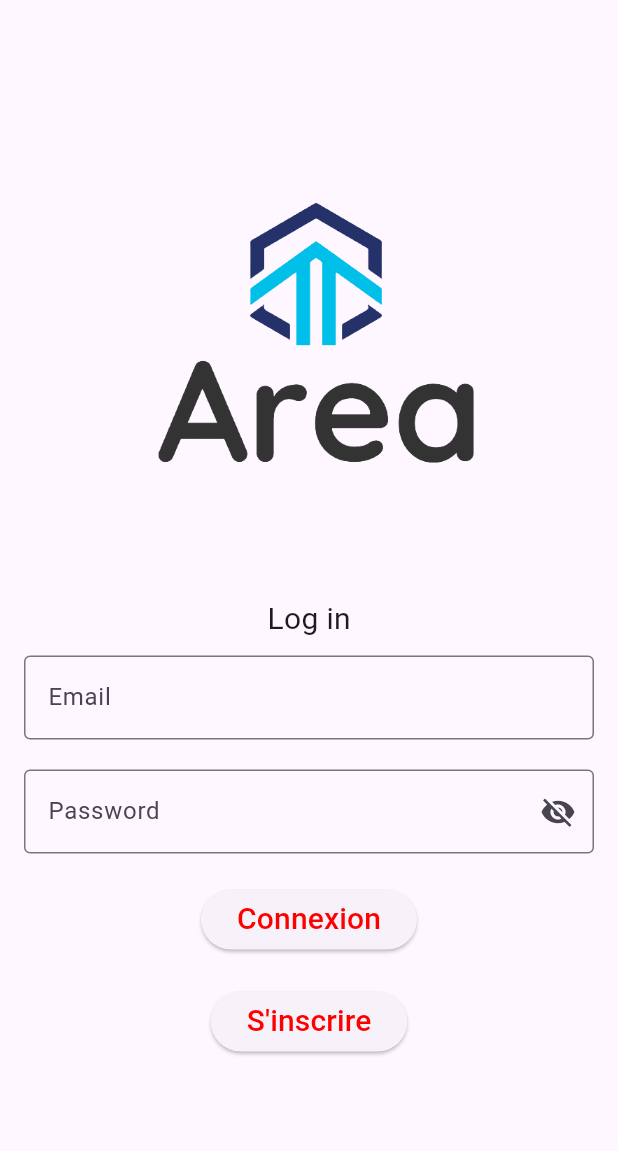
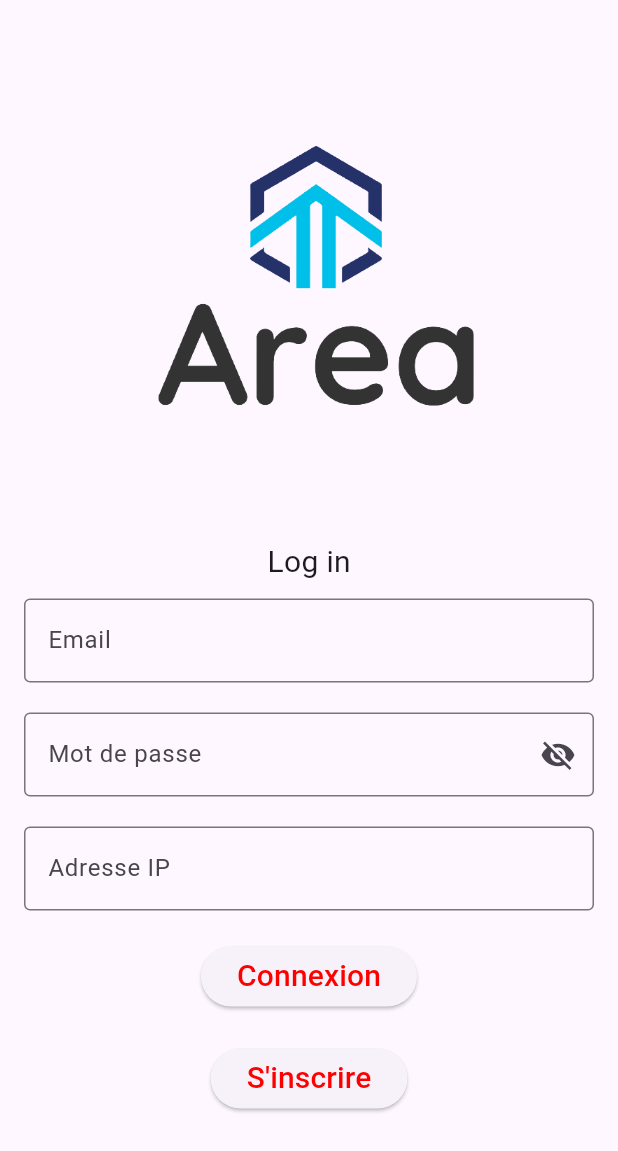
Before and after one commit to Andrea-Mancion/Area, a Flutter app: the LoginPage screen opened directly, on a phone screen of 412 x 824 dp. Shown: the top 1151 px of the screen. Run offline on Flutter 3.47's test engine with Material 3 defaults, Android fonts, the phone set to English and light mode, and no system bars; missing offline and left inert: flutter_web_auth; network calls fail.

Commit message:
Add: Implemented GitLab

```diff
--- a/MOBILE/mobile_app/lib/all_oauth2.dart
+++ b/MOBILE/mobile_app/lib/all_oauth2.dart
@@ -5,6 +5,7 @@ import 'package:mobile_app/discord_oauth2.dart';
 import 'package:mobile_app/twitch_oauth2.dart';
 import 'package:mobile_app/yahoo_oauth2.dart';
 import 'package:mobile_app/dropbox_oauth2.dart';
+import 'package:mobile_app/gitlab_oauth2.dart';
 
 void performOAuth2(Service service, bool isAction) {
   switch (service.name) {
@@ -30,6 +31,9 @@ void performOAuth2(Service service, bool isAction) {
     case "Dropbox":
       dropboxAuthentication();
       break;
+    case "Gitlab":
+      gitlabAuthentication();
+      break;
     default:
       print("service unknown");
       break;
--- a/MOBILE/mobile_app/lib/discord_oauth2.dart
+++ b/MOBILE/mobile_app/lib/discord_oauth2.dart
@@ -38,6 +38,9 @@ String generateCodeChallenge(String codeVerifier) {
 }
 
 void discordAuthentication2() async {
+    if (AllVariables.accessToken["Discord"] != '') {
+      return;
+    }
     final url = Uri.https('discord.com', '/api/oauth2/authorize', {
         'response_type': 'code',
         'client_id': discordClientId,
--- a/MOBILE/mobile_app/lib/dropbox_oauth2.dart
+++ b/MOBILE/mobile_app/lib/dropbox_oauth2.dart
@@ -38,6 +38,9 @@ String generateCodeChallenge(String codeVerifier) {
 }
 
 void dropboxAuthentication2() async {
+  if (AllVariables.accessToken["Dropbox"] != '') {
+    return;
+  }
   final url = Uri.https('www.dropbox.com', 'oauth2/authorize', {
     'response_type': 'code',
     'client_id': dropboxClientId,
--- a/MOBILE/mobile_app/lib/github_oauth2.dart
+++ b/MOBILE/mobile_app/lib/github_oauth2.dart
@@ -8,6 +8,9 @@ void githubOAuth2Authentication() async {
   final githubClientSecret = '6c9db17717be8962cd41c3695f7b0a50ec4d9545';
   final callbackUrlScheme = 'mobile';
 
+  if (AllVariables.accessToken["Github"] != '') {
+    return;
+  }
   final url = Uri.https('github.com', '/login/oauth/authorize', {
     'client_id': githubClientId,
     'redirect_uri': 'mobile://oauth2-callback',
--- a/MOBILE/mobile_app/lib/gitlab_oauth2.dart
+++ b/MOBILE/mobile_app/lib/gitlab_oauth2.dart
@@ -8,6 +8,9 @@ void gitlabAuthentication() async {
   final gitlabClientSecret = 'gloas-50c571e7f506a683c7ddcd00a4628c95547a6a041878b9443bcca98eeda3e511';
   final callbackUrlScheme = 'mobile';
 
+  if (AllVariables.accessToken["Gitlab"] != '') {
+    return;
+  }
   final url = Uri.https('gitlab.com', '/oauth/authorize', {
     'client_id': gitlabClientId,
     'redirect_uri': 'mobile://oauth2-callback',
@@ -39,7 +42,7 @@ void gitlabAuthentication() async {
     final Map<String, dynamic> data = jsonDecode(response.body);
 
     if (data.containsKey('access_token')) {
-      AllVariables.accessToken["GitLab"] = jsonDecode(response.body)['access_token'] as String;
+      AllVariables.accessToken["Gitlab"] = jsonDecode(response.body)['access_token'] as String;
       print("Access token gitlab: ${AllVariables.accessToken["GitLab"]}");
     } else {
       print("Error: Failed to obtain access token");
--- a/MOBILE/mobile_app/lib/pages/all_service_page.dart
+++ b/MOBILE/mobile_app/lib/pages/all_service_page.dart
@@ -28,7 +28,7 @@ class AllServicePageState extends State<AllServicePage> {
     print("isAction: ${widget.isAction}");
     return Scaffold(
       appBar: AppBar(
-        title: const Text("If This Page"),
+        title: const Text(""),
       ),
       body:  Column(
           children: [
@@ -49,7 +49,7 @@ class AllServicePageState extends State<AllServicePage> {
             const SizedBox(height: verticaleSpace),
             DoubleBouttonService(
               key: UniqueKey(),
-              service1: yahoo,
+              service1: gitlab,
               service2: twitch,
               isAction: widget.isAction,
             ),
--- a/MOBILE/mobile_app/lib/pages/confirm_action_reaction_page.dart
+++ b/MOBILE/mobile_app/lib/pages/confirm_action_reaction_page.dart
@@ -1,5 +1,3 @@
-import 'dart:convert';
-
 import 'package:flutter/material.dart';
 import 'package:mobile_app/pages/create_task_page.dart';
 import 'package:mobile_app/variable.dart';
@@ -24,7 +22,7 @@ class _ConfimActionReactionPageState extends State<ConfimActionReactionPage> {
   Widget build(BuildContext context) {
     return Scaffold(
       appBar: AppBar(
-        title: const Text("Confirm Action Reaction"),
+        title: const Text(""),
       ),
       body:
        ConfirmFeildParamActionReaction(widget.trigger, widget.service, widget.isAction, key: UniqueKey()),
--- a/MOBILE/mobile_app/lib/pages/home_page.dart
+++ b/MOBILE/mobile_app/lib/pages/home_page.dart
@@ -21,8 +21,8 @@ class _HomePageState extends State<HomePage> {
       });
     }
     return Scaffold(
-      appBar: AppBar(title:
-        const Text("Home Page"),
+      appBar: AppBar(
+        title: const Text(""),
       ),
       body: Column(
         children: [
--- a/MOBILE/mobile_app/lib/pages/login_page.dart
+++ b/MOBILE/mobile_app/lib/pages/login_page.dart
@@ -4,6 +4,7 @@ import 'package:http/http.dart' as http;
 import 'dart:convert';
 
 import 'package:mobile_app/pages/register_page.dart';
+import 'package:mobile_app/variable.dart';
 
 class LoginPage extends StatefulWidget {
   const LoginPage({Key? key}) : super(key: key);
@@ -15,6 +16,7 @@ class LoginPage extends StatefulWidget {
 class _LoginPageState extends State<LoginPage> {
   bool _passwordVisible = false;
   final TextEditingController usernameController = TextEditingController();
+  final TextEditingController ipController = TextEditingController();
   final TextEditingController passwordController = TextEditingController();
   String message = '';
 
@@ -23,8 +25,9 @@ class _LoginPageState extends State<LoginPage> {
     final password = passwordController.text;
 
     try {
+      AllVariables.ipMan = ipController.text;
       final response = await http.post(
-        Uri.parse('http://10.19.254.241:3000/login'),
+        Uri.parse('http://${AllVariables.ipMan}:8080/login'),
         headers: <String, String>{
           'Content-Type': 'application/json; charset=UTF-8',
         },
@@ -87,7 +90,7 @@ class _LoginPageState extends State<LoginPage> {
                 controller: passwordController,
                 decoration: InputDecoration(
                   border: const OutlineInputBorder(),
-                  labelText: 'Password',
+                  labelText: 'Mot de passe',
                   suffixIcon: IconButton(
                     icon: _passwordVisible
                         ? const Icon(Icons.visibility)
@@ -100,6 +103,15 @@ class _LoginPageState extends State<LoginPage> {
                   ),
                 ),
                 obscureText: !_passwordVisible,
+                keyboardType: TextInputType.text,
+              ),
+              const SizedBox(height: 20),
+              TextField(
+                controller: ipController,
+                decoration: const InputDecoration(
+                  border: OutlineInputBorder(),
+                  labelText: 'Adresse IP',
+                ),
                 keyboardType: TextInputType.text,
               ),
               const SizedBox(height: 20),
--- a/MOBILE/mobile_app/lib/pages/register_page.dart
+++ b/MOBILE/mobile_app/lib/pages/register_page.dart
@@ -2,6 +2,7 @@ import 'package:flutter/material.dart';
 import 'package:http/http.dart' as http;
 import 'dart:convert';
 import 'package:mobile_app/pages/login_page.dart';
+import 'package:mobile_app/variable.dart';
 
 
 class RegisterPage extends StatefulWidget {
@@ -23,7 +24,7 @@ class RegisterPageState extends State<RegisterPage> {
 
     try {
       final response = await http.post(
-        Uri.parse('http://10.19.254.241:3000/register'),
+        Uri.parse('http://${AllVariables.ipMan}:3000/register'),
         headers: <String, String>{
           'Content-Type': 'application/json; charset=UTF-8',
         },
--- a/MOBILE/mobile_app/lib/pages/service_page.dart
+++ b/MOBILE/mobile_app/lib/pages/service_page.dart
@@ -41,7 +41,7 @@ class ServicePageBannerAndButton extends StatelessWidget {
   Widget build(BuildContext context) {
     return Scaffold(
       appBar: AppBar(
-        title: const Text("Service Page"),
+        title: const Text(""),
       ),
       body: Center(
         child: Column(
--- a/MOBILE/mobile_app/lib/send_information_to_server.dart
+++ b/MOBILE/mobile_app/lib/send_information_to_server.dart
@@ -4,7 +4,7 @@ import 'package:mobile_app/variable.dart';
 
 Future<void> postDataToServer() async {
   final res = await http.post(
-    Uri.parse("http://10.19.255.70:3000/create_action"),
+    Uri.parse("http://${AllVariables.ipMan}:8080/create_action"),
     headers: {
       'Content-Type': 'application/json; charset=UTF-8'
     },
--- a/MOBILE/mobile_app/lib/spotify_oauth2.dart
+++ b/MOBILE/mobile_app/lib/spotify_oauth2.dart
@@ -7,6 +7,9 @@ void spotifyAuthentication() async {
   final spotifyClientId = 'fdbe5e5dbe5c42b680efb3ab1d3574af';
   final callbackUrlScheme = 'mobile';
 
+  if (AllVariables.accessToken["Spotify"] != '') {
+    return;
+  }
   final url = Uri.https('accounts.spotify.com', '/authorize', {
     'response_type': 'code',
     'client_id': spotifyClientId,
--- a/MOBILE/mobile_app/lib/variable.dart
+++ b/MOBILE/mobile_app/lib/variable.dart
@@ -15,6 +15,7 @@ class AllVariables {
   static const double spaceBetweenButton = 30;
   static const double heightButton = 45;
   static const double widthButton = 220;
+  static String ipMan = "";
   static final TextEditingController spotifyCreatePlaylistReactionName = TextEditingController();
   static final TextEditingController spotifyCreatePlaylistReactionDescription = TextEditingController();
   static final TextEditingController spotifyCreatePlaylistReactionPrivate = TextEditingController();
@@ -35,6 +36,7 @@ class AllVariables {
   static String imageTwitch = "assets/images/Logo_Twitch.png";
   static String imageYahoo = "assets/images/Logo_Yahoo.png";
   static String imageDropbox = "assets/images/Logo_Dropbox.png";
+  static String imageGitlab = "assets/images/Logo_Gitlab.png";
   static var controllersAction = <String, dynamic>{};
   static var controllersReaction = <String, dynamic>{};
   static String nameServiceAction = "";
@@ -63,31 +65,31 @@ class AllVariables {
     ActionReaction("previous_song", "Joue l'ancienne musique dans la queue (premium only)", []),
     ActionReaction("follow_playlist", "Suis la prochaine playliste", ["playlist_id"]),
     ActionReaction("unfollow_playlist", "Ne suis plus la prochiane playliste", ["playlist_id"]),
-    ActionReaction("remove_saved_track", "Suprimme la musique donnée", ["id de la musique"]),
-    ActionReaction("save_show", "Sauvegarde le podcast donné", ["id du podcast"]),
-    ActionReaction("remove_saved_show", "Enlève le podcast suivi donnée", ["id du podcast"]),
+    ActionReaction("remove_saved_track", "Suprimme la musique donnée", ["track_id"]),
+    ActionReaction("save_show", "Sauvegarde le podcast donné", ["show_id"]),
+    ActionReaction("remove_saved_show", "Enlève le podcast suivi donnée", ["show_id"]),
   ];
   static List<ActionReaction> discordAction = [
     ActionReaction("weather_hour", "Get the weather at a certain hour", ["hour"]),
     ActionReaction("weather_diff", "Get the weather difference when there is a big difference", []),
   ];
   static List<ActionReaction> discordReaction = [
-    ActionReaction("list_message","list all the message in a channel",[]),
-    ActionReaction("send_message","send a message in a channel",["message"]),
-    ActionReaction("send_weather", "send the weather in a channel", []),
-    ActionReaction("send_mail", "send a message by mail", ["message"])
+    ActionReaction("list_message","Montre tous les messages de ce channel",[]),
+    ActionReaction("send_message","Envoie un message dans ce channel",["message"]),
+    ActionReaction("send_weather", "Envoie la météo dans ce channel", []),
+    ActionReaction("send_mail", "Envoie un message par mail", ["message"])
   ];
   static List<ActionReaction> githubAction = [
-    ActionReaction("check_new_issues", "check if we have a new issue", []),
+    ActionReaction("check_new_issues", "Il y a une nouvelle issue", []),
   ];
   static List<ActionReaction> githubReaction = [
   ];
   static List<ActionReaction> twitchAction = [
-    ActionReaction("check_new_follow", "Check if we follow a new channel", []),
-    ActionReaction("check_new_followers", "Check if we have a new follower", []),
+    ActionReaction("check_new_follow", "On suit une nouvelle chaîne", []),
+    ActionReaction("check_new_followers", "On a un nouveau follower", []),
     ActionReaction("get_schedule", "Get le calendrier d'un streamer", []),
-    ActionReaction("get_video", "Get if il y a une nouvelle video", []),
-    ActionReaction("get_stream", "Check si on est en stream ou non", [])
+    ActionReaction("get_video", "Il y a une nouvelle video", []),
+    ActionReaction("get_stream", "On est en stream ou non", [])
   ];
   static List<ActionReaction> twitchReaction = [
     ActionReaction("send_mail", "send a mail to a specific mail address", ["message"]),
@@ -101,6 +103,11 @@ class AllVariables {
   ];
   static List<ActionReaction> dropboxReaction = [
   ];
+  static List<ActionReaction> gitlabAction = [
+    ActionReaction("check_new_commit", "Check si un nouveau commit est ajouté", []),
+  ];
+  static List<ActionReaction> gitlabReaction = [
+  ];
 }
 Service spotify = Service(AllVariables.imageSpotify, "Spotify", AllVariables.spotifyAction, AllVariables.spotifyReaction);
 Service deezer = Service(AllVariables.imageDeezer, "Deezer", AllVariables.spotifyAction, AllVariables.spotifyReaction);
@@ -109,6 +116,7 @@ Service github = Service(AllVariables.imageGithub, "Github", AllVariables.github
 Service twitch = Service(AllVariables.imageTwitch, "Twitch", AllVariables.twitchAction, AllVariables.twitchReaction);
 Service yahoo = Service(AllVariables.imageYahoo, "Yahoo", AllVariables.spotifyAction, AllVariables.spotifyReaction);
 Service dropbox = Service(AllVariables.imageDropbox, "Dropbox", AllVariables.dropboxAction, AllVariables.dropboxReaction);
+Service gitlab = Service(AllVariables.imageGitlab, "Gitlab", AllVariables.gitlabAction, AllVariables.gitlabReaction);
 class Service {
   Service(
     this.image,
```
Also changed, not shown: MOBILE/mobile_app/lib/pages/create_task_page.dart (+6 -2 lines), MOBILE/mobile_app/assets/images/Logo_Gitlab.png (added), MOBILE/mobile_app/lib/pages/connect_page.dart (added), 3 other files.
